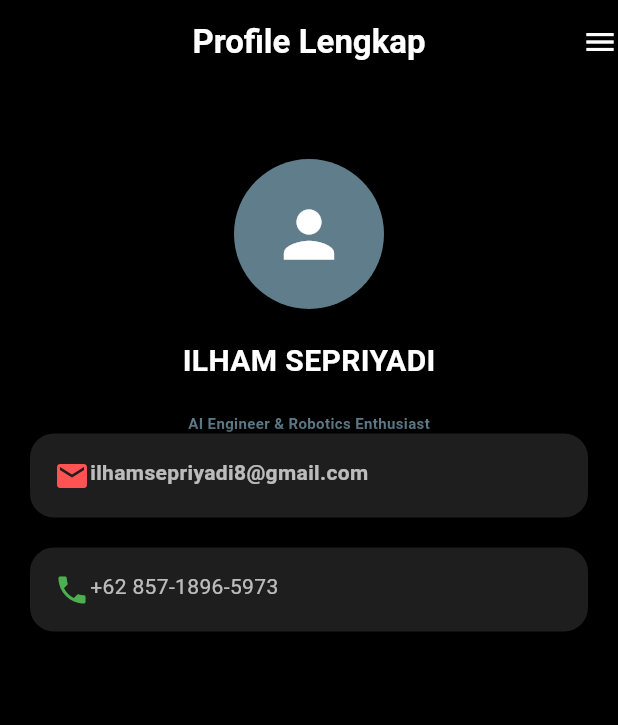
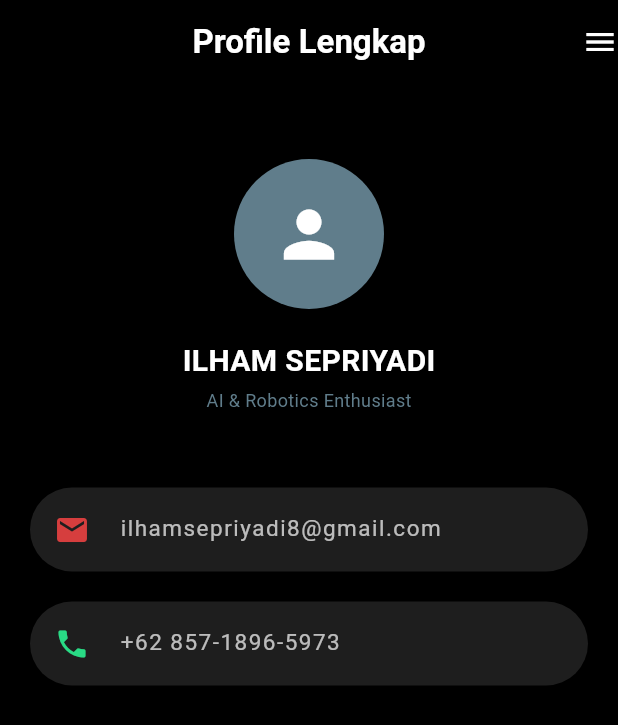
Before and after one commit to IlhamSpryd/ppkd, a Flutter app: the screen it shows after launch, on a phone screen of 412 x 824 dp. Shown: the top 725 px of the screen. Run offline on Flutter 3.47's test engine with Material 3 defaults, Android fonts, the phone set to English and light mode, and no system bars; Roboto replaces fonts that are missing (Monserrat, Monserrat-Regular, Montserrat-BoldItalic).

Commit message:
Tugas2Flutter

```diff
--- a/lib/start.dart
+++ b/lib/start.dart
@@ -14,6 +14,7 @@ class StartWidget extends StatelessWidget {
         ),
         backgroundColor: Colors.black,
         actions: [Icon(Icons.menu_sharp, color: Colors.white)],
+
         centerTitle: true,
       ),
 
@@ -37,30 +38,66 @@ class StartWidget extends StatelessWidget {
                 fontFamily: 'Montserrat-BoldItalic',
               ),
             ),
-            const SizedBox(height: 10),
-
-            SizedBox(height: 10),
-            Text(
-              "AI Engineer & Robotics Enthusiast",
+            SizedBox(height: 3),
+            const Text(
+              "AI & Robotics Enthusiast",
               style: TextStyle(
-                fontSize: 10,
+                fontSize: 12,
+                fontFamily: 'Monserrat',
                 color: Colors.blueGrey,
-                fontWeight: FontWeight.bold,
-                fontFamily: 'Montserrat-Regular',
               ),
             ),
-
+            SizedBox(height: 50),
             Padding(
               padding: const EdgeInsets.symmetric(horizontal: 20),
               child: Column(
                 children: [
-                  //Container email
+                  //Email
                   Container(
                     width: double.infinity,
                     padding: const EdgeInsets.all(16),
                     decoration: BoxDecoration(
                       color: const Color(0xFF1E1E1E),
-                      borderRadius: BorderRadius.circular(16),
+                      borderRadius: BorderRadius.circular(50),
+                      boxShadow: [
+                        BoxShadow(
+                          color: Colors.black,
+                          blurRadius: 10,
+                          offset: const Offset(0, 4),
+                        ),
+                      ],
+                    ),
+                    child: Row(
+                      crossAxisAlignment: CrossAxisAlignment.start,
+                      children: [
+                        SizedBox(height: 10),
+                        Icon(
+                          Icons.mail,
+                          color: const Color.fromARGB(255, 214, 62, 62),
+                        ),
+                        SizedBox(width: 20),
+                        Text(
+                          "ilhamsepriyadi8@gmail.com",
+                          style: TextStyle(
+                            letterSpacing: 1.0,
+                            fontSize: 15,
+                            fontFamily: 'Monserrat-Regular',
+                            color: Colors.white70,
+                            fontWeight: FontWeight.normal,
+                          ),
+                        ),
+                      ],
+                    ),
+                  ),
+                  const SizedBox(height: 20),
+
+                  // Phone
+                  Container(
+                    width: double.infinity,
+                    padding: const EdgeInsets.all(16),
+                    decoration: BoxDecoration(
+                      color: const Color(0xFF1E1E1E),
+                      borderRadius: BorderRadius.circular(50),
                       boxShadow: [
                         BoxShadow(
                           color: Colors.black,
@@ -73,43 +110,20 @@ class StartWidget extends StatelessWidget {
                       crossAxisAlignment: CrossAxisAlignment.start,
                       children: [
                         SizedBox(height: 5),
-                        Icon(Icons.mail, color: Colors.redAccent),
-                        Text(
-                          "ilhamsepriyadi8@gmail.com",
-                          style: TextStyle(
-                            fontSize: 14,
-                            color: Colors.white70,
-                            fontWeight: FontWeight.bold,
-                          ),
+                        Icon(
+                          Icons.phone,
+                          color: const Color.fromARGB(255, 41, 219, 133),
                         ),
-                      ],
-                    ),
-                  ),
-                  const SizedBox(height: 20),
-
-                  // Container Phone
-                  Container(
-                    width: double.infinity,
-                    padding: const EdgeInsets.all(16),
-                    decoration: BoxDecoration(
-                      color: const Color(0xFF1E1E1E),
-                      borderRadius: BorderRadius.circular(16),
-                      boxShadow: [
-                        BoxShadow(
-                          color: Colors.black,
-                          blurRadius: 10,
-                          offset: const Offset(0, 4),
-                        ),
-                      ],
-                    ),
-                    child: Row(
-                      crossAxisAlignment: CrossAxisAlignment.start,
-                      children: [
-                        SizedBox(height: 5),
-                        Icon(Icons.phone, color: Colors.green),
+                        SizedBox(width: 20),
                         Text(
                           "+62 857-1896-5973",
-                          style: TextStyle(fontSize: 14, color: Colors.white70),
+                          style: TextStyle(
+                            fontSize: 15,
+                            letterSpacing: 1.0,
+                            color: Colors.white70,
+                            fontWeight: FontWeight.normal,
+                            fontFamily: 'Monserrat-Regular',
+                          ),
                         ),
                       ],
                     ),
```
